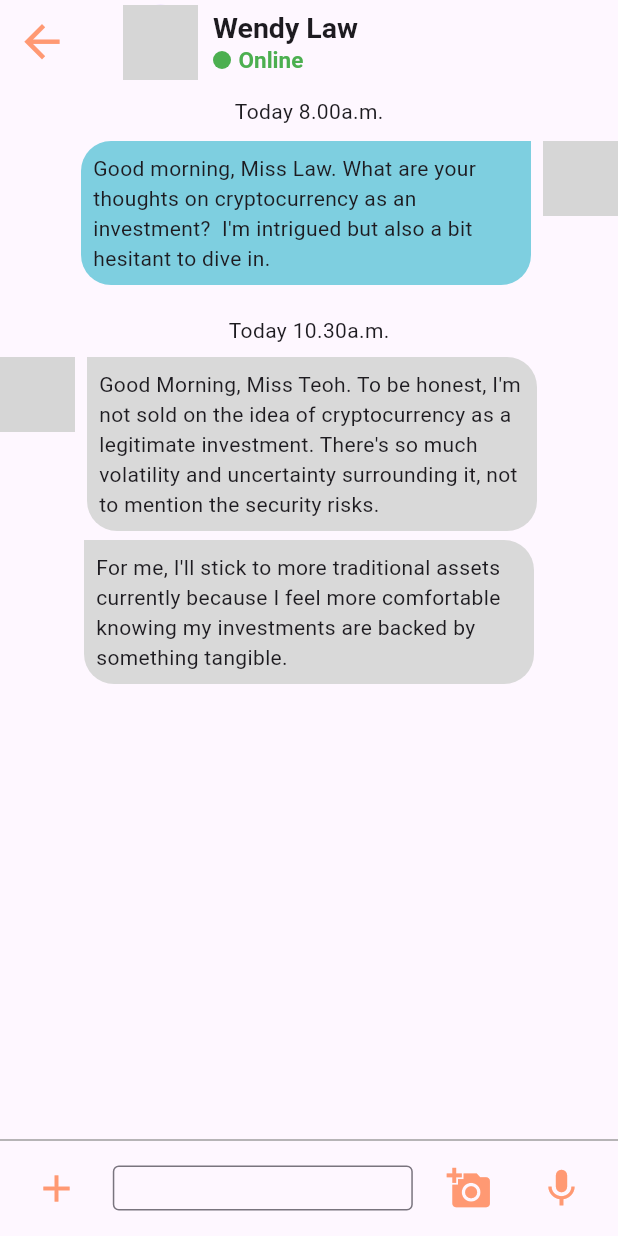
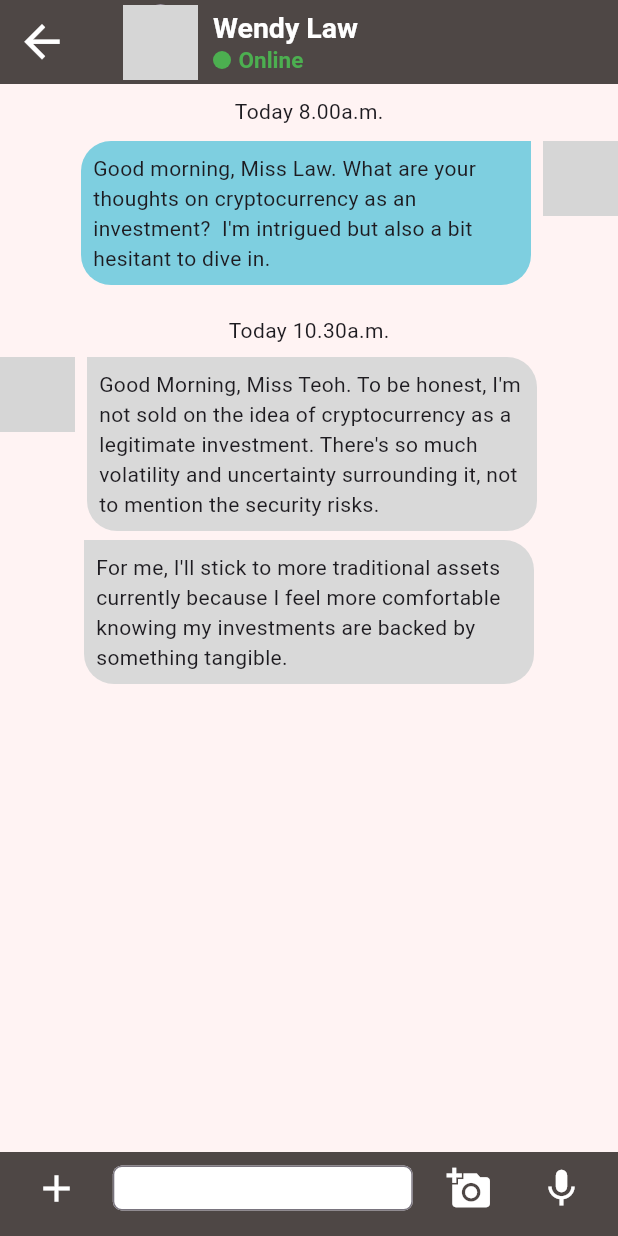
Before and after one commit to junhubdotcom/abovhack, a Flutter app: the ChatDetailsPage screen opened directly, on a phone screen of 412 x 824 dp. Run offline on Flutter 3.47's test engine with Material 3 defaults, Android fonts, the light colour scheme and no system bars; our stand-ins replace camera, card_swiper, csv, permission_handler, readmore and 2 more; missing offline and left inert: dart:ffi, google_mlkit_text_recognition, multi_chip_picker; accounts and stored records are empty; network calls fail; grey boxes are pictures that could not be loaded.

Commit message:
added background color

```diff
--- a/lib/Account/CreateFund.dart
+++ b/lib/Account/CreateFund.dart
@@ -28,7 +28,7 @@ class CreateFundState extends State<CreateFund> {
                           height: 70,
                         ),
                         const Text(
-                          'ABO',
+                          'Cowise',
                           style: TextStyle(
                               fontSize: 36,
                               color: Colors.white,
--- a/lib/Account/ListOfFund.dart
+++ b/lib/Account/ListOfFund.dart
@@ -11,6 +11,7 @@ class ListOfFundState extends State<ListOfFund> {
   @override
   Widget build(BuildContext context) {
     return Scaffold(
+      backgroundColor: const Color(0XFFFFF3F3),
       body: Column(
         children: [
           Expanded(
--- a/lib/Account/SummaryPage.dart
+++ b/lib/Account/SummaryPage.dart
@@ -11,6 +11,7 @@ class SummaryPageState extends State<SummaryPage> {
   @override
   Widget build(BuildContext context) {
     return Scaffold(
+      backgroundColor: const Color(0XFFFFF3F3),
         body: Column(
           children: [
             Expanded(
--- a/lib/FinancialCalendar/FinancialCalendarPage.dart
+++ b/lib/FinancialCalendar/FinancialCalendarPage.dart
@@ -6,6 +6,7 @@ class FinancialCalendarPage extends StatelessWidget {
   @override
   Widget build(BuildContext context) {
     return Scaffold(
+      backgroundColor: const Color(0XFFFFF3F3),
       body: Column(
         children: [
           Container(
--- a/lib/SocialMedia/ChatDetailsPage.dart
+++ b/lib/SocialMedia/ChatDetailsPage.dart
@@ -12,8 +12,9 @@ class _ChatDetailsPageState extends State<ChatDetailsPage> {
   Widget build(BuildContext context) {
     return Scaffold(
       appBar: AppBar(
+        backgroundColor: const Color(0xff4e4745),
         leading: IconButton(
-          icon: const Icon(Icons.arrow_back, size: 35.0, color: Color(0XFFFF9973)),
+          icon: const Icon(Icons.arrow_back, size: 35.0, color: Colors.white),
           onPressed: () {
             Navigator.pop(context);
           },
@@ -36,6 +37,7 @@ class _ChatDetailsPageState extends State<ChatDetailsPage> {
                 Text(
                   "Wendy Law",
                   style: TextStyle(
+                    color: Colors.white,
                     fontWeight: FontWeight.bold,
                     fontSize: 19.0, // Adjust the font size if necessary
                   ),
@@ -64,7 +66,11 @@ class _ChatDetailsPageState extends State<ChatDetailsPage> {
           ],
         ),
       ),
-      body: Column(
+      body: Container(
+        decoration: const BoxDecoration(
+          color: Color(0XFFFFF3F3),
+        ),
+        child: Column(
           mainAxisAlignment: MainAxisAlignment.spaceBetween,
           children: [
             Column(
@@ -159,25 +165,31 @@ class _ChatDetailsPageState extends State<ChatDetailsPage> {
                 ),
               ],
             ),
-          Column(
+            Container(
+              decoration: const BoxDecoration(color: Color(0xff4e4745)),
+              child: Column(
                 children: [
-              const Divider(color: Colors.grey),
                   Row(
                     mainAxisAlignment: MainAxisAlignment.spaceEvenly,
                     children: [
                       IconButton(
                         onPressed: () {},
                         icon: const Icon(Icons.add, size: 30.0),
-                    color: const Color(0xffff9973),
+                        color: Colors.white,
                       ),
-                  const SizedBox(
+                      Container(
                         width: 200,
                         height: 30,
-                    child: TextField(
+                        decoration: const BoxDecoration(
+                          color: Colors.white,
+                          borderRadius: BorderRadius.all(Radius.circular(6.0)),
+                        ),
+                        child: const TextField(
                           decoration: InputDecoration(
                             border: OutlineInputBorder(
+                              borderRadius: BorderRadius.all(Radius.circular(6.0)),
                               borderSide: BorderSide(
-                            color: Color(0xffff9973),
+                                color: Colors.white,
                               ),
                             ),
                           ),
@@ -186,14 +198,14 @@ class _ChatDetailsPageState extends State<ChatDetailsPage> {
                       IconButton(
                         onPressed: () {},
                         icon: const Icon(Icons.add_a_photo,
-                        size: 30.0, color: Color(0xffff9973)),
+                            size: 30.0, color: Colors.white),
                       ),
                       IconButton(
                         onPressed: () {},
                         icon: const Icon(
                           Icons.mic,
                           size: 30.0,
-                      color: Color(0xffff9973),
+                          color: Colors.white,
                         ),
                       ),
                     ],
@@ -201,7 +213,9 @@ class _ChatDetailsPageState extends State<ChatDetailsPage> {
                   const SizedBox(height: 8.0),
                 ],
               ),
+            ),
           ],
+        ),
       ),
     );
   }
--- a/lib/SocialMedia/Community.dart
+++ b/lib/SocialMedia/Community.dart
@@ -56,6 +56,7 @@ class _CommunityPageState extends State<CommunityPage> {
   @override
   Widget build(BuildContext context) {
     return Scaffold(
+      backgroundColor: const Color(0XFFFFF3F3),
       /*appBar: AppBar(
         leading: IconButton(
           icon: Icon(Icons.search, size: 35.0, color: Color(0XFFFF9973)),
--- a/lib/SocialMedia/CommunityProfilePage.dart
+++ b/lib/SocialMedia/CommunityProfilePage.dart
@@ -8,6 +8,7 @@ class CommunityProfilePage extends StatelessWidget {
   @override
   Widget build(BuildContext context) {
     return Scaffold(
+      backgroundColor: const Color(0XFFFFF3F3),
       /*appBar: AppBar(
         leading: IconButton(
           icon: const Icon(Icons.arrow_back, size: 35.0, color: Color(0XFFFF9973)),
--- a/lib/SocialMedia/PostingPage.dart
+++ b/lib/SocialMedia/PostingPage.dart
@@ -31,6 +31,7 @@ class _PostingPageState extends State<PostingPage> {
   @override
   Widget build(BuildContext context) {
     return Scaffold(
+      backgroundColor: const Color(0XFFFFF3F3),
       /*appBar: AppBar(
         leading: IconButton(
           icon: Icon(Icons.arrow_back, size: 35.0, color: Color(0XFFFF9973)),
--- a/lib/SocialMedia/ProfilePage.dart
+++ b/lib/SocialMedia/ProfilePage.dart
@@ -10,6 +10,7 @@ class ProfilePage extends StatelessWidget {
   @override
   Widget build(BuildContext context) {
     return Scaffold(
+      backgroundColor: const Color(0XFFFFF3F3),
       /*appBar: AppBar(
         leading: IconButton(
           icon: Icon(Icons.search, size: 35.0, color: Color(0XFFFF9973)),
--- a/lib/SocialMedia/SocialMediaHomePage.dart
+++ b/lib/SocialMedia/SocialMediaHomePage.dart
@@ -18,7 +18,8 @@ class _SocialMediaHomePageState extends State<SocialMediaHomePage> {
   @override
   Widget build(BuildContext context) {
     return Scaffold(
-        body: Column(
+      backgroundColor: const Color(0XFFFFF3F3),
+      body: Column(
       children: [
         Expanded(
           child: SingleChildScrollView(
```
Also changed, not shown: lib/Account/AccountSummary.dart (+7 -6 lines), lib/SocialMedia/ChatPage.dart (+18 -6 lines). Lines whose indentation alone changed are shown as unchanged.
